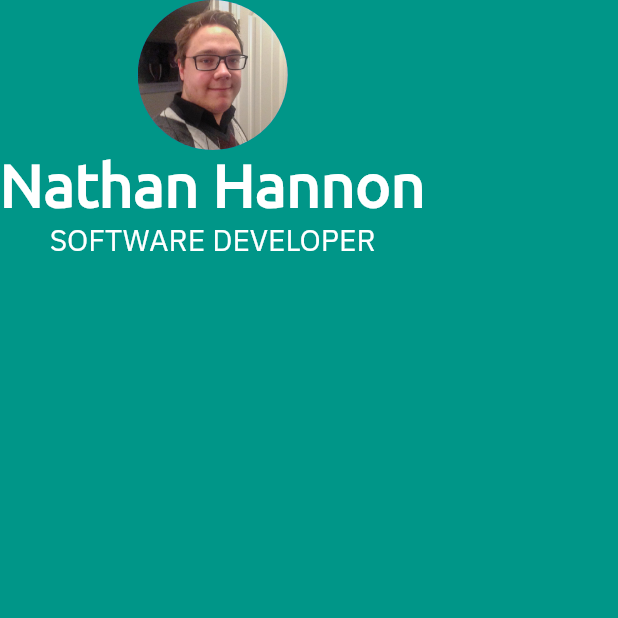
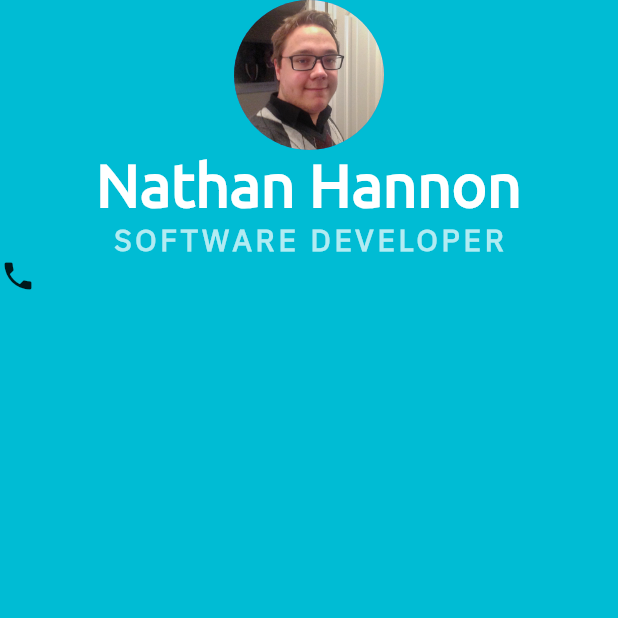
Before and after one commit to NathanHannon/mi_card_flutter, a Flutter app: the screen it shows after launch, on a phone screen of 412 x 824 dp, the top half of it. Run offline on Flutter 3.47's test engine with Material 2 defaults, Android fonts, the light colour scheme and no system bars.

Commit message:
changed colour, added icons and subtitle

```diff
--- a/lib/main.dart
+++ b/lib/main.dart
@@ -13,7 +13,7 @@
   Widget build(BuildContext context) {
     return MaterialApp(
       home: Scaffold(
-        backgroundColor: Colors.teal,
+        backgroundColor: Colors.cyan,
         body: SafeArea(
           child: Column(
             children: <Widget>[
@@ -34,9 +34,17 @@
                 'SOFTWARE DEVELOPER',
                 style: TextStyle(
                   fontSize: 20,
-                  color: Colors.white,
-                  fontWeight: FontWeight.normal,
+                  color: Colors.cyan.shade100,
+                  letterSpacing: 2.5,
+                  fontWeight: FontWeight.bold,
                   fontFamily: 'IBM Plex Sans',
+                ),
+              ),
+              Container(
+                child: Row(
+                  children: <Widget>[
+                    Icon(Icons.phone),
+                  ],
                 ),
               ),
             ],
```
